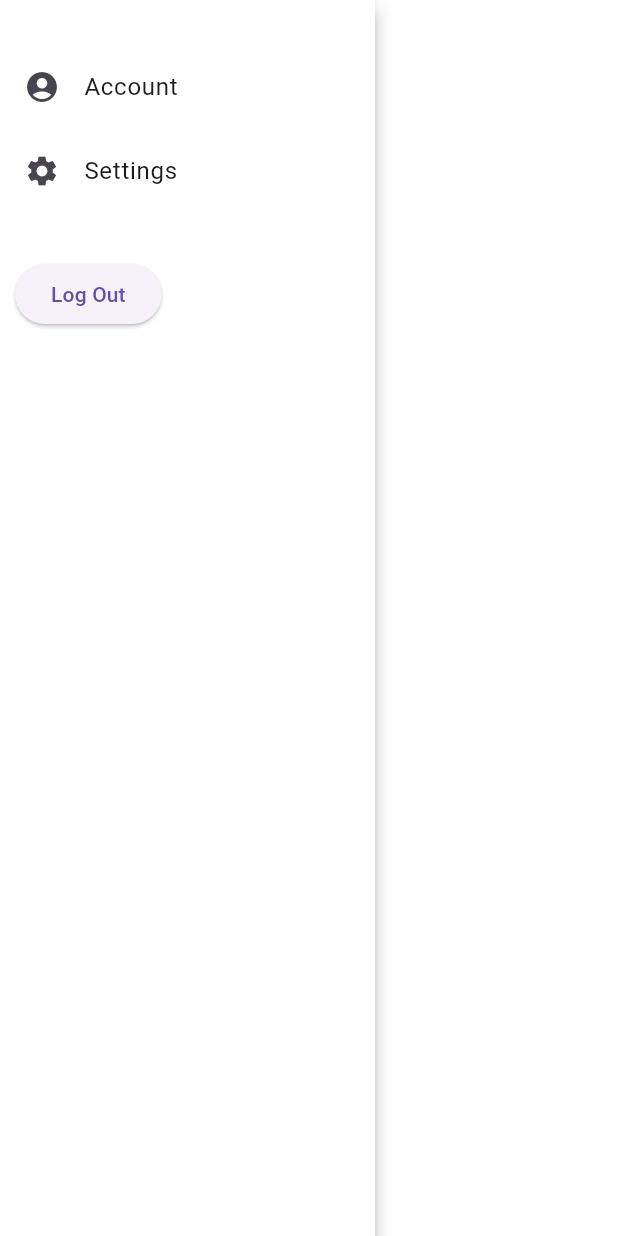
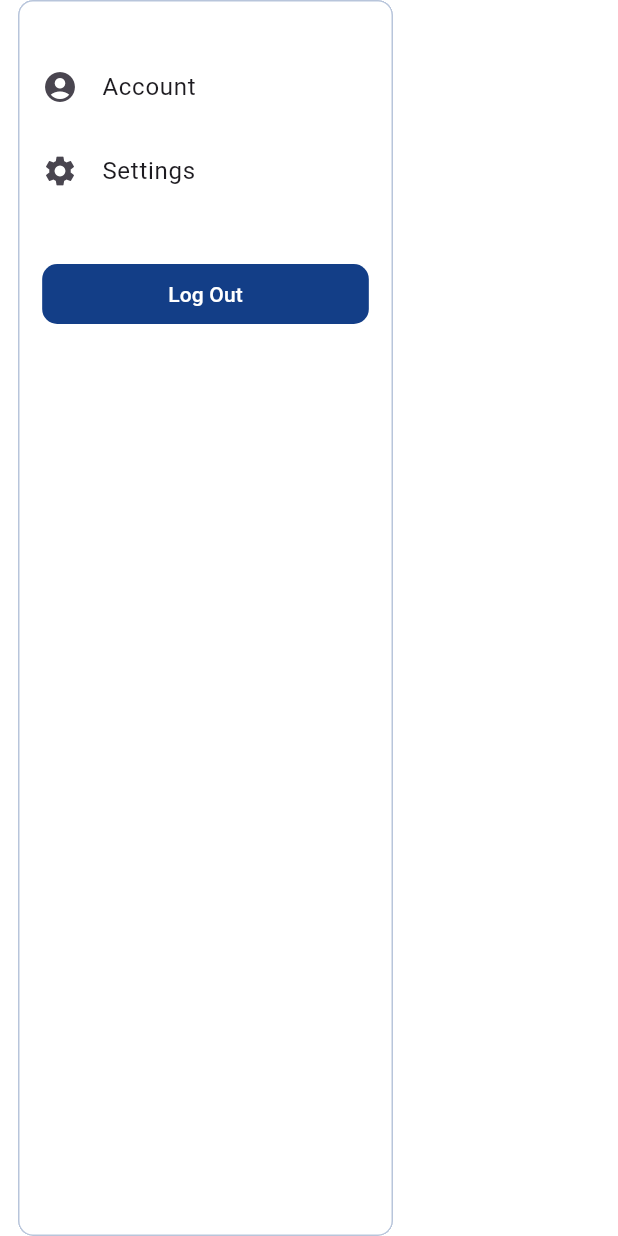
Before and after one commit to jaishree29/floorBot, a Flutter app: the FAppDrawer widget shown alone on an empty page, opened directly, on a phone screen of 412 x 824 dp. Run offline on Flutter 3.47's test engine with Material 3 defaults, Android fonts, the light colour scheme and no system bars; our stand-ins replace cloud_firestore, convex_bottom_bar, firebase_auth, firebase_core, flutter_dotenv, google_sign_in and 1 more; accounts and stored records are empty; network calls fail.

Commit message:
Improved app drawer

```diff
--- a/lib/views/home/app_drawer.dart
+++ b/lib/views/home/app_drawer.dart
@@ -1,4 +1,5 @@
 import 'package:floorbot/controllers/auth_controller.dart';
+import 'package:floorbot/utils/colors.dart';
 import 'package:floorbot/views/auth/sign_up.dart';
 import 'package:floorbot/views/splash_screen.dart';
 import 'package:flutter/material.dart';
@@ -33,11 +34,18 @@ class _FAppDrawerState extends State<FAppDrawer> {
 
   @override
   Widget build(BuildContext context) {
-    return Drawer(
+    return Padding(
+      padding: const EdgeInsets.symmetric(horizontal: 12.0),
+      child: Drawer(
         width: 250,
         shadowColor: Colors.grey,
-      elevation: 5.0,
-      shape: const Border(right: BorderSide.none),
+        elevation: 0,
+        shape: RoundedRectangleBorder(
+          side: BorderSide(
+            color: FColors.primary.withOpacity(0.3),
+          ),
+          borderRadius: BorderRadius.circular(10),
+        ),
         backgroundColor: Colors.white,
         child: ListView(
           children: <Widget>[
@@ -60,17 +68,28 @@ class _FAppDrawerState extends State<FAppDrawer> {
                 const SizedBox(
                   height: 30,
                 ),
-              Padding(
-                padding: const EdgeInsets.symmetric(horizontal: 10.0),
+                Center(
                   child: ElevatedButton(
+                    style: ElevatedButton.styleFrom(
+                      elevation: 0,
+                      backgroundColor: FColors.primary,
+                      foregroundColor: Colors.white,
+                      shape: RoundedRectangleBorder(
+                        borderRadius: BorderRadius.circular(10),
+                      ),
+                    ),
                     onPressed: _userLogOut,
+                    child: Padding(
+                      padding: const EdgeInsets.symmetric(horizontal: 60),
                       child: Text('Log Out'),
+                    ),
                   ),
                 ),
               ],
             )
           ],
         ),
+      ),
     );
   }
 }
```
Lines whose indentation alone changed are shown as unchanged.
